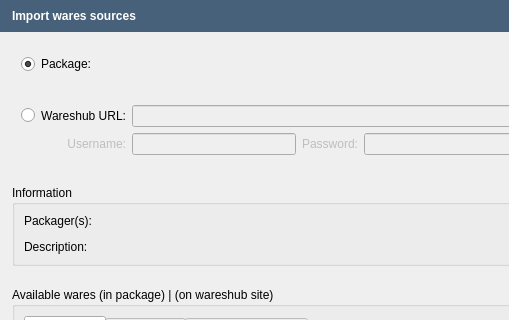
Old version of the form src/openfluid/ui/waresdev/WaresSrcImportDialog.ui in the repository OpenFLUID/openfluid; both pictures show x 0 to 509 and y 0 to 320 of the 716 by 593 pixel window.
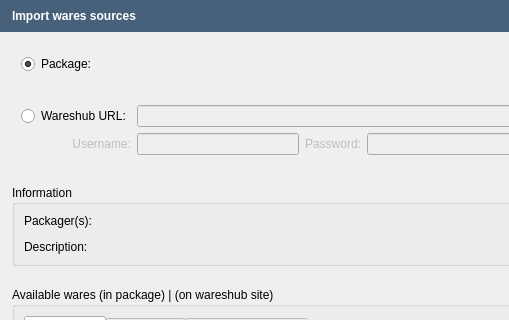
New version of the form.

Commit message:
GUI changes to wares src import/export
* Written success messages in green
* Changed the wareshub connection/re-connection workflow of the import
dialog
* Other minor changes

```diff
--- a/src/openfluid/ui/waresdev/WaresSrcImportDialog.ui
+++ b/src/openfluid/ui/waresdev/WaresSrcImportDialog.ui
@@ -150,16 +150,6 @@
             </property>
            </widget>
           </item>
-          <item row="0" column="0">
-           <widget class="QRadioButton" name="WareshubRadioButton">
-            <property name="text">
-             <string/>
-            </property>
-            <attribute name="buttonGroup">
-             <string notr="true">SourceButtonGroup</string>
-            </attribute>
-           </widget>
-          </item>
           <item row="1" column="2">
            <widget class="QLineEdit" name="UsernameLineEdit">
             <property name="enabled">
@@ -183,16 +173,6 @@
             </property>
            </widget>
           </item>
-          <item row="0" column="1">
-           <widget class="QLabel" name="label_5">
-            <property name="text">
-             <string>Wareshub URL:</string>
-            </property>
-            <property name="alignment">
-             <set>Qt::AlignRight|Qt::AlignTrailing|Qt::AlignVCenter</set>
-            </property>
-           </widget>
-          </item>
           <item row="1" column="1">
            <widget class="QLabel" name="label">
             <property name="enabled">
@@ -226,6 +206,16 @@
             </property>
            </widget>
           </item>
+          <item row="0" column="0" colspan="2">
+           <widget class="QRadioButton" name="WareshubRadioButton">
+            <property name="text">
+             <string>Wareshub URL:</string>
+            </property>
+            <attribute name="buttonGroup">
+             <string notr="true">SourceButtonGroup</string>
+            </attribute>
+           </widget>
+          </item>
          </layout>
         </item>
        </layout>
```
Left out of the diff: 118 changed lines with no effect on the pictures. The commit also changes 13 other files.
